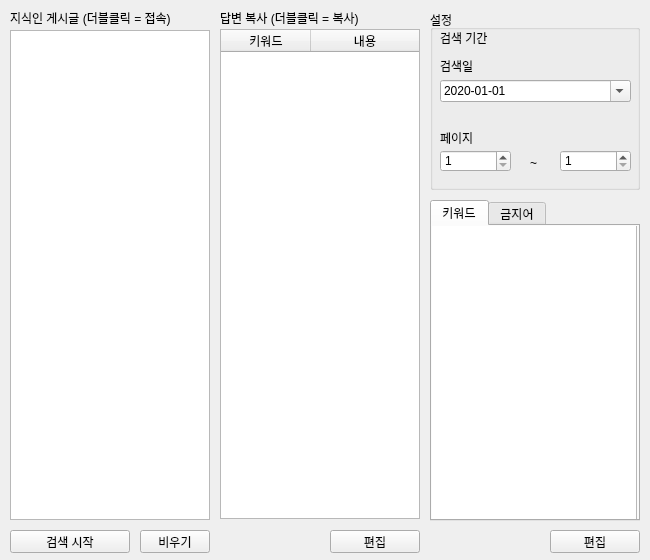
Above: res/ui/main.ui from MinyShrimp/gisickin_search before the change. Below: the same form after it.
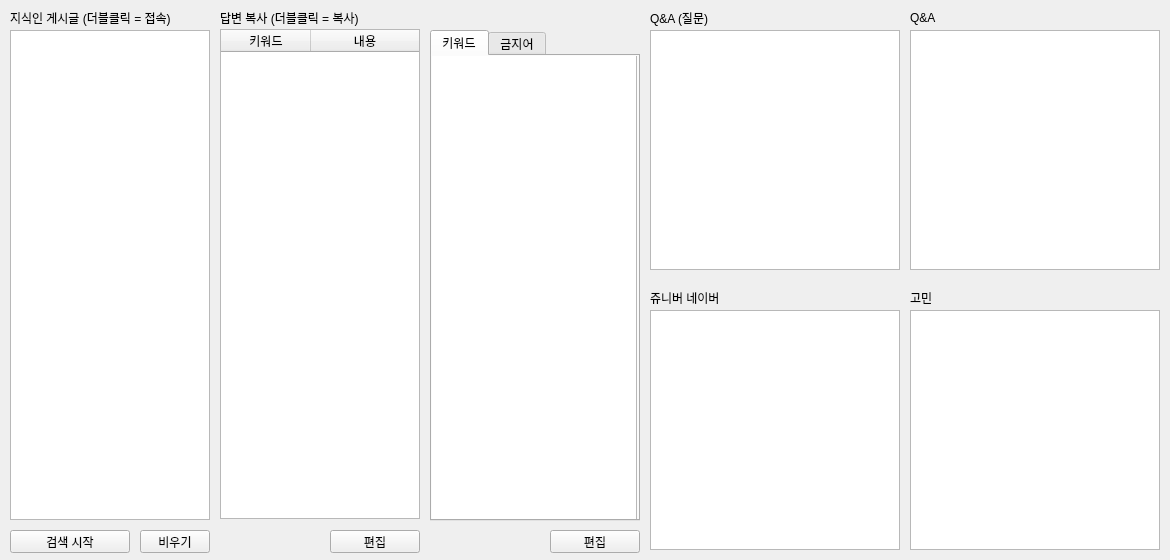
That is the form after the change.

The edit to the form file:
```diff
--- a/res/ui/main.ui
+++ b/res/ui/main.ui
@@ -6,19 +6,19 @@
    <rect>
     <x>0</x>
     <y>0</y>
-    <width>650</width>
+    <width>1170</width>
     <height>560</height>
    </rect>
   </property>
   <property name="minimumSize">
    <size>
-    <width>430</width>
+    <width>650</width>
     <height>560</height>
    </size>
   </property>
   <property name="maximumSize">
    <size>
-    <width>820</width>
+    <width>99999</width>
     <height>560</height>
    </size>
   </property>
@@ -179,136 +179,13 @@
     <string>검색 시작</string>
    </property>
   </widget>
-  <widget class="QGroupBox" name="groupBox">
-   <property name="geometry">
-    <rect>
-     <x>430</x>
-     <y>10</y>
-     <width>210</width>
-     <height>180</height>
-    </rect>
-   </property>
-   <property name="title">
-    <string>설정</string>
-   </property>
-   <widget class="QSpinBox" name="pg_intellectual_start">
-    <property name="geometry">
-     <rect>
-      <x>10</x>
-      <y>140</y>
-      <width>71</width>
-      <height>22</height>
-     </rect>
-    </property>
-    <property name="minimum">
-     <number>1</number>
-    </property>
-    <property name="value">
-     <number>1</number>
-    </property>
-   </widget>
-   <widget class="QDateEdit" name="date">
-    <property name="geometry">
-     <rect>
-      <x>10</x>
-      <y>70</y>
-      <width>191</width>
-      <height>22</height>
-     </rect>
-    </property>
-    <property name="dateTime">
-     <datetime>
-      <hour>0</hour>
-      <minute>0</minute>
-      <second>0</second>
-      <year>2020</year>
-      <month>1</month>
-      <day>1</day>
-     </datetime>
-    </property>
-    <property name="displayFormat">
-     <string>yyyy-MM-dd</string>
-    </property>
-    <property name="calendarPopup">
-     <bool>true</bool>
-    </property>
-   </widget>
-   <widget class="QLabel" name="label_4">
-    <property name="geometry">
-     <rect>
-      <x>10</x>
-      <y>20</y>
-      <width>81</width>
-      <height>16</height>
-     </rect>
-    </property>
-    <property name="text">
-     <string>검색 기간</string>
-    </property>
-   </widget>
-   <widget class="QLabel" name="label_5">
-    <property name="geometry">
-     <rect>
-      <x>10</x>
-      <y>120</y>
-      <width>41</width>
-      <height>16</height>
-     </rect>
-    </property>
-    <property name="text">
-     <string>페이지</string>
-    </property>
-   </widget>
-   <widget class="QSpinBox" name="pg_intellectual_end">
-    <property name="geometry">
-     <rect>
-      <x>130</x>
-      <y>140</y>
-      <width>71</width>
-      <height>22</height>
-     </rect>
-    </property>
-    <property name="minimum">
-     <number>1</number>
-    </property>
-    <property name="value">
-     <number>1</number>
-    </property>
-   </widget>
-   <widget class="QLabel" name="label_6">
-    <property name="geometry">
-     <rect>
-      <x>100</x>
-      <y>145</y>
-      <width>16</width>
-      <height>16</height>
-     </rect>
-    </property>
-    <property name="text">
-     <string>~</string>
-    </property>
-   </widget>
-   <widget class="QLabel" name="label_13">
-    <property name="geometry">
-     <rect>
-      <x>10</x>
-      <y>50</y>
-      <width>56</width>
-      <height>12</height>
-     </rect>
-    </property>
-    <property name="text">
-     <string>검색일</string>
-    </property>
-   </widget>
-  </widget>
   <widget class="QTabWidget" name="tabWidget">
    <property name="geometry">
     <rect>
      <x>430</x>
-     <y>200</y>
+     <y>30</y>
      <width>210</width>
-     <height>321</height>
+     <height>491</height>
     </rect>
    </property>
    <property name="currentIndex">
@@ -324,7 +201,7 @@
        <x>-1</x>
        <y>-1</y>
        <width>206</width>
-       <height>301</height>
+       <height>471</height>
       </rect>
      </property>
      <property name="editTriggers">
@@ -428,6 +305,191 @@
     <string>편집</string>
    </property>
   </widget>
+  <widget class="QTableWidget" name="tb_jn">
+   <property name="geometry">
+    <rect>
+     <x>650</x>
+     <y>310</y>
+     <width>250</width>
+     <height>240</height>
+    </rect>
+   </property>
+   <property name="editTriggers">
+    <set>QAbstractItemView::NoEditTriggers</set>
+   </property>
+   <attribute name="horizontalHeaderVisible">
+    <bool>false</bool>
+   </attribute>
+   <attribute name="horizontalHeaderShowSortIndicator" stdset="0">
+    <bool>false</bool>
+   </attribute>
+   <attribute name="horizontalHeaderStretchLastSection">
+    <bool>true</bool>
+   </attribute>
+   <attribute name="verticalHeaderVisible">
+    <bool>false</bool>
+   </attribute>
+   <column>
+    <property name="text">
+     <string>제목</string>
+    </property>
+   </column>
+  </widget>
+  <widget class="QLabel" name="label_4">
+   <property name="geometry">
+    <rect>
+     <x>910</x>
+     <y>290</y>
+     <width>141</width>
+     <height>16</height>
+    </rect>
+   </property>
+   <property name="text">
+    <string>고민</string>
+   </property>
+  </widget>
+  <widget class="QLabel" name="label_2">
+   <property name="geometry">
+    <rect>
+     <x>650</x>
+     <y>10</y>
+     <width>141</width>
+     <height>16</height>
+    </rect>
+   </property>
+   <property name="text">
+    <string>Q&amp;A (질문)</string>
+   </property>
+  </widget>
+  <widget class="QLabel" name="label_5">
+   <property name="geometry">
+    <rect>
+     <x>650</x>
+     <y>290</y>
+     <width>141</width>
+     <height>16</height>
+    </rect>
+   </property>
+   <property name="text">
+    <string>쥬니버 네이버</string>
+   </property>
+  </widget>
+  <widget class="QLabel" name="label_6">
+   <property name="geometry">
+    <rect>
+     <x>910</x>
+     <y>10</y>
+     <width>141</width>
+     <height>16</height>
+    </rect>
+   </property>
+   <property name="text">
+    <string>Q&amp;A</string>
+   </property>
+  </widget>
+  <widget class="QTableWidget" name="tb_gomin">
+   <property name="geometry">
+    <rect>
+     <x>910</x>
+     <y>310</y>
+     <width>250</width>
+     <height>240</height>
+    </rect>
+   </property>
+   <property name="editTriggers">
+    <set>QAbstractItemView::NoEditTriggers</set>
+   </property>
+   <attribute name="horizontalHeaderVisible">
+    <bool>false</bool>
+   </attribute>
+   <attribute name="horizontalHeaderShowSortIndicator" stdset="0">
+    <bool>false</bool>
+   </attribute>
+   <attribute name="horizontalHeaderStretchLastSection">
+    <bool>true</bool>
+   </attribute>
+   <attribute name="verticalHeaderVisible">
+    <bool>false</bool>
+   </attribute>
+   <column>
+    <property name="text">
+     <string>제목</string>
+    </property>
+   </column>
+  </widget>
+  <widget class="QPushButton" name="btn_close">
+   <property name="geometry">
+    <rect>
+     <x>1240</x>
+     <y>440</y>
+     <width>75</width>
+     <height>23</height>
+    </rect>
+   </property>
+   <property name="text">
+    <string>확인</string>
+   </property>
+  </widget>
+  <widget class="QTableWidget" name="tb_qna_total">
+   <property name="geometry">
+    <rect>
+     <x>650</x>
+     <y>30</y>
+     <width>250</width>
+     <height>240</height>
+    </rect>
+   </property>
+   <property name="editTriggers">
+    <set>QAbstractItemView::NoEditTriggers</set>
+   </property>
+   <attribute name="horizontalHeaderVisible">
+    <bool>false</bool>
+   </attribute>
+   <attribute name="horizontalHeaderShowSortIndicator" stdset="0">
+    <bool>false</bool>
+   </attribute>
+   <attribute name="horizontalHeaderStretchLastSection">
+    <bool>true</bool>
+   </attribute>
+   <attribute name="verticalHeaderVisible">
+    <bool>false</bool>
+   </attribute>
+   <column>
+    <property name="text">
+     <string>제목</string>
+    </property>
+   </column>
+  </widget>
+  <widget class="QTableWidget" name="tb_qna">
+   <property name="geometry">
+    <rect>
+     <x>910</x>
+     <y>30</y>
+     <width>250</width>
+     <height>240</height>
+    </rect>
+   </property>
+   <property name="editTriggers">
+    <set>QAbstractItemView::NoEditTriggers</set>
+   </property>
+   <attribute name="horizontalHeaderVisible">
+    <bool>false</bool>
+   </attribute>
+   <attribute name="horizontalHeaderShowSortIndicator" stdset="0">
+    <bool>false</bool>
+   </attribute>
+   <attribute name="horizontalHeaderStretchLastSection">
+    <bool>true</bool>
+   </attribute>
+   <attribute name="verticalHeaderVisible">
+    <bool>false</bool>
+   </attribute>
+   <column>
+    <property name="text">
+     <string>제목</string>
+    </property>
+   </column>
+  </widget>
  </widget>
  <resources/>
  <connections/>
```
Left out of the diff: 2 changed lines with no effect on the pictures.
